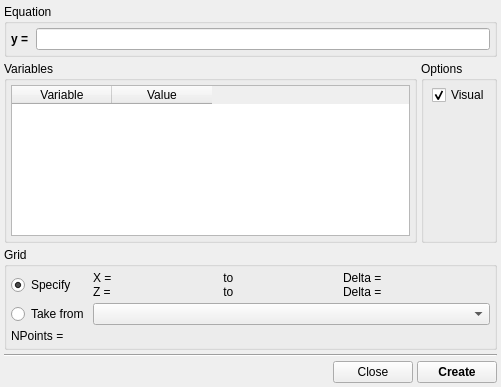
Qt form src/gui/create.ui (trisyoungs/uchroma) before a commit.
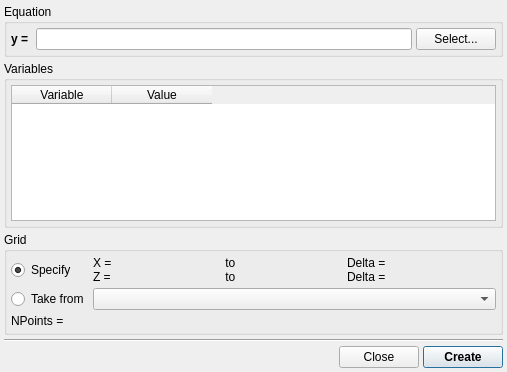
The same form after that commit. Custom widgets are drawn as their Qt base class.

```diff
--- a/src/gui/create.ui
+++ b/src/gui/create.ui
@@ -1,13 +1,13 @@
 <?xml version="1.0" encoding="UTF-8"?>
 <ui version="4.0">
- <class>CreateWindow</class>
- <widget class="QWidget" name="CreateWindow">
+ <class>CreateCollectionDialog</class>
+ <widget class="QDialog" name="CreateCollectionDialog">
   <property name="geometry">
    <rect>
     <x>0</x>
     <y>0</y>
-    <width>501</width>
-    <height>387</height>
+    <width>507</width>
+    <height>372</height>
    </rect>
   </property>
   <property name="windowTitle">
@@ -69,6 +69,22 @@
           </property>
          </widget>
         </item>
+        <item>
+         <widget class="QPushButton" name="EquationSelectButton">
+          <property name="font">
+           <font>
+            <weight>50</weight>
+            <bold>false</bold>
+           </font>
+          </property>
+          <property name="text">
+           <string>Select...</string>
+          </property>
+          <property name="autoDefault">
+           <bool>false</bool>
+          </property>
+         </widget>
+        </item>
        </layout>
       </item>
      </layout>
@@ -117,44 +133,6 @@
        </layout>
       </widget>
      </item>
-     <item>
-      <widget class="QGroupBox" name="OptionsGroup">
-       <property name="sizePolicy">
-        <sizepolicy hsizetype="Preferred" vsizetype="Minimum">
-         <horstretch>0</horstretch>
-         <verstretch>0</verstretch>
-        </sizepolicy>
-       </property>
-       <property name="title">
-        <string>Options</string>
-       </property>
-       <layout class="QHBoxLayout" name="horizontalLayout_8">
-        <property name="spacing">
-         <number>4</number>
-        </property>
-        <property name="margin">
-         <number>4</number>
-        </property>
-        <item>
-         <layout class="QFormLayout" name="formLayout_2">
-          <property name="fieldGrowthPolicy">
-           <enum>QFormLayout::AllNonFixedFieldsGrow</enum>
-          </property>
-          <item row="1" column="1">
-           <widget class="QCheckBox" name="OptionsVisualCheck">
-            <property name="text">
-             <string>Visual</string>
-            </property>
-            <property name="checked">
-             <bool>true</bool>
-            </property>
-           </widget>
-          </item>
-         </layout>
-        </item>
-       </layout>
-      </widget>
-     </item>
     </layout>
    </item>
    <item>
```
Left out of the diff: 6 changed lines with no effect on the pictures.
